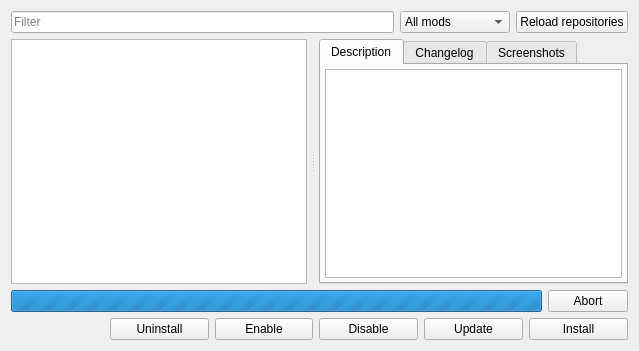
Before: the Qt Designer form launcher/modManager/cmodlistview_moc.ui in Olegmods/vcmi-fortress-fix, drawn with Qt 5.
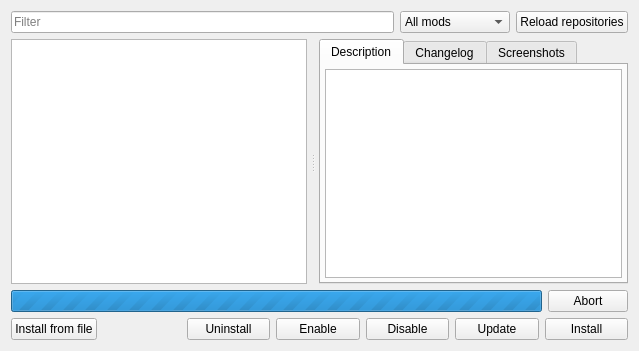
After: the same form once the commit is applied. Icons and pictures are not drawn.

The edit to the form file:
```diff
--- a/launcher/modManager/cmodlistview_moc.ui
+++ b/launcher/modManager/cmodlistview_moc.ui
@@ -354,6 +354,41 @@
      <property name="spacing">
       <number>6</number>
      </property>
+     <item>
+      <widget class="QPushButton" name="installFromFileButton">
+       <property name="sizePolicy">
+        <sizepolicy hsizetype="Expanding" vsizetype="Fixed">
+         <horstretch>0</horstretch>
+         <verstretch>0</verstretch>
+        </sizepolicy>
+       </property>
+       <property name="minimumSize">
+        <size>
+         <width>51</width>
+         <height>0</height>
+        </size>
+       </property>
+       <property name="maximumSize">
+        <size>
+         <width>170</width>
+         <height>16777215</height>
+        </size>
+       </property>
+       <property name="text">
+        <string>Install from file</string>
+       </property>
+       <property name="icon">
+        <iconset>
+         <normaloff>icons:mod-download.png</normaloff>icons:mod-download.png</iconset>
+       </property>
+       <property name="iconSize">
+        <size>
+         <width>20</width>
+         <height>20</height>
+        </size>
+       </property>
+      </widget>
+     </item>
      <item>
       <spacer name="modButtonSpacer">
        <property name="orientation">
```
Left out of the diff: 7 changed lines with no effect on the pictures.
